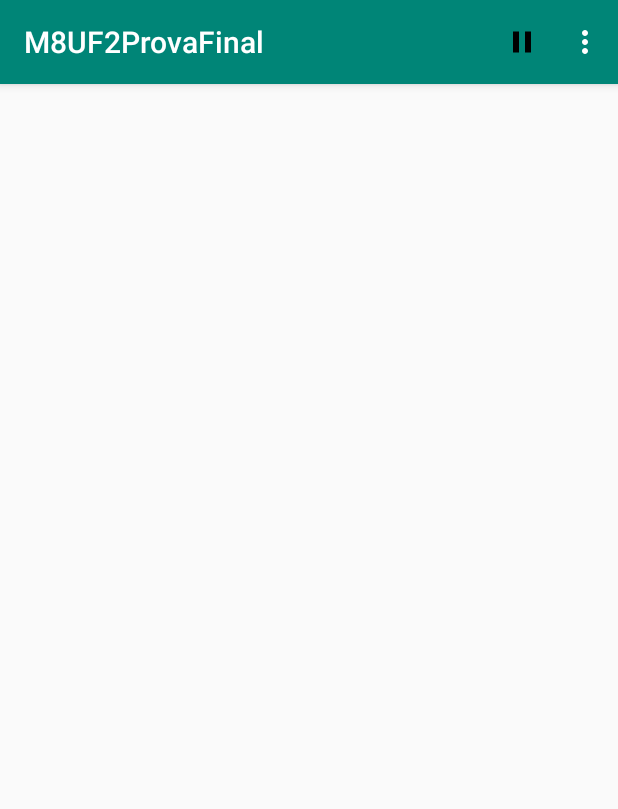
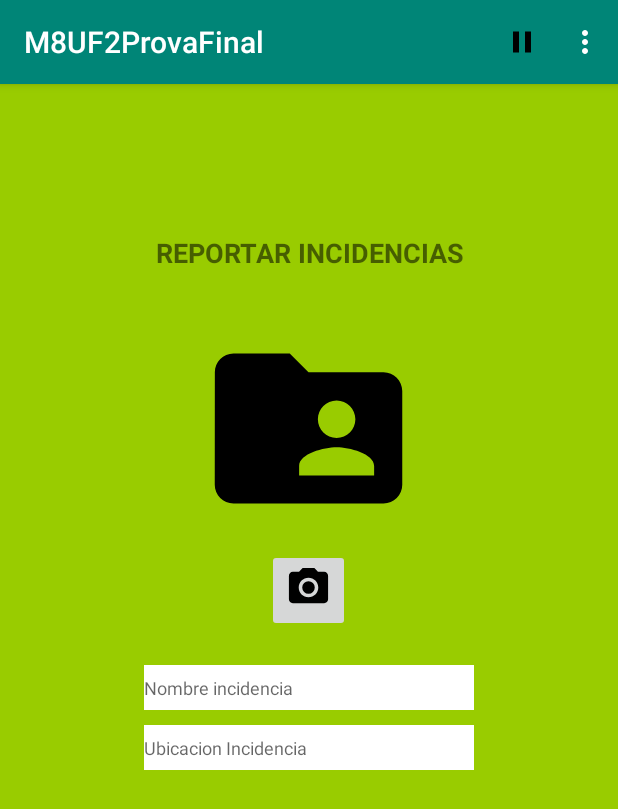
Before and after one commit to isaacmartinezimv/M8UF2ProvaFinal, an Android app: the screen it shows after launch (MainActivity), on a phone screen of 412 x 824 dp. Shown: the top 809 px of the screen. Run offline under Robolectric (Android 15) with nearby library versions, the phone set to English and light mode, and no system bars; our stand-ins replace Firebase (no records; nobody signed in at launch, a user with empty details on screens opened directly).

Commit message:
all working but the downloadImage

```diff
--- a/app/src/main/java/com/example/isaac/m8uf2provafinal/FragmentReportarIncidencia.java
+++ b/app/src/main/java/com/example/isaac/m8uf2provafinal/FragmentReportarIncidencia.java
@@ -1,12 +1,38 @@
 package com.example.isaac.m8uf2provafinal;
 
+import android.app.Activity;
+import android.app.ProgressDialog;
 import android.content.Context;
+import android.content.DialogInterface;
+import android.content.Intent;
+import android.content.pm.ActivityInfo;
+import android.graphics.Bitmap;
 import android.net.Uri;
+import android.os.Build;
 import android.os.Bundle;
+import android.provider.MediaStore;
+import android.support.annotation.NonNull;
 import android.support.v4.app.Fragment;
 import android.view.LayoutInflater;
 import android.view.View;
 import android.view.ViewGroup;
+import android.widget.Button;
+import android.widget.EditText;
+import android.widget.ImageButton;
+import android.widget.ImageView;
+import android.widget.Toast;
+
+import com.google.android.gms.tasks.OnFailureListener;
+import com.google.android.gms.tasks.OnSuccessListener;
+import com.google.firebase.database.DatabaseReference;
+import com.google.firebase.database.FirebaseDatabase;
+import com.google.firebase.storage.FirebaseStorage;
+import com.google.firebase.storage.OnProgressListener;
+import com.google.firebase.storage.StorageReference;
+import com.google.firebase.storage.UploadTask;
+
+import java.io.IOException;
+import java.util.UUID;
 
 
 /**
@@ -22,6 +48,27 @@ public class FragmentReportarIncidencia extends Fragment {
     // the fragment initialization parameters, e.g. ARG_ITEM_NUMBER
     private static final String ARG_PARAM1 = "param1";
     private static final String ARG_PARAM2 = "param2";
+
+    //declaracion de variables
+    ImageButton takePicture;
+    Button uploadPicture;
+    ImageView imageView;
+    EditText editText, editTextLocation;
+
+    private String [] permissions = {"android.permission.WRITE_EXTERNAL_STORAGE"};
+
+    //Declaramos las variables necesarias para Firebase
+    FirebaseStorage storage;
+    StorageReference storageReference;
+
+    //Firebase Database
+    FirebaseDatabase database;
+    DatabaseReference databaseReference;
+    String databasePath = "images";
+
+    private Uri filePath;
+    private final int PICK_IMAGE_REQUEST = 71;
+
 
     // TODO: Rename and change types of parameters
     private String mParam1;
@@ -58,13 +105,117 @@ public class FragmentReportarIncidencia extends Fragment {
             mParam1 = getArguments().getString(ARG_PARAM1);
             mParam2 = getArguments().getString(ARG_PARAM2);
         }
+
+        //Pedimos permisos necesarios
+        int requestCode = 200;
+        if (Build.VERSION.SDK_INT >= Build.VERSION_CODES.M) {
+            requestPermissions(permissions, requestCode);
+        }
     }
 
     @Override
     public View onCreateView(LayoutInflater inflater, ViewGroup container,
                              Bundle savedInstanceState) {
-        // Inflate the layout for this fragment
-        return inflater.inflate(R.layout.fragment_reportar_incidencia, container, false);
+        View view = inflater.inflate(R.layout.fragment_reportar_incidencia, container, false);
+        takePicture = view.findViewById(R.id.takePictureButton);
+        uploadPicture = view.findViewById(R.id.uploadImageButton);
+        imageView = view.findViewById(R.id.imageView);
+        editText = view.findViewById(R.id.userPictureName);
+        editTextLocation = view.findViewById(R.id.userPicturePlace);
+
+        //generamos una instancia de FirebaseStorage y la asociamos a la variable declarada anteriormente
+        storage = FirebaseStorage.getInstance();
+        storageReference = storage.getReference();
+
+        //Firebase database
+        database = FirebaseDatabase.getInstance();
+        databaseReference = database.getReference(databasePath);
+
+        takePicture.setOnClickListener(new View.OnClickListener() {
+            @Override
+            public void onClick(View v) {
+                chooseImage();
+            }
+        });
+
+        uploadPicture.setOnClickListener(new View.OnClickListener() {
+            @Override
+            public void onClick(View v) {
+                uploadImage(editText, editTextLocation);
+            }
+        });
+
+        uploadPicture.setAlpha(0);
+
+        return view;
+    }
+
+    private void chooseImage() {
+        Intent intent = new Intent();
+        intent.setType("image/*");
+        intent.setAction(Intent.ACTION_GET_CONTENT);
+        startActivityForResult(Intent.createChooser(intent, "Select Picture"), PICK_IMAGE_REQUEST);
+    }
+
+    private void uploadImage(EditText editText, EditText editTextLocation) {
+        if (filePath != null) {
+            final ProgressDialog progressDialog = new ProgressDialog(getActivity());
+            progressDialog.setTitle("Uploading...");
+            progressDialog.show();
+
+            StorageReference ref = storageReference.child("images/"+ UUID.randomUUID().toString());
+            final String fileName = editText.getText().toString();
+            final String locationName = editTextLocation.getText().toString();
+
+            ref.putFile(filePath).addOnSuccessListener(new OnSuccessListener<UploadTask.TaskSnapshot>() {
+
+                @Override
+                public void onSuccess(UploadTask.TaskSnapshot taskSnapshot) {
+
+                    ImageUploadInfo imageUploadInfo = new ImageUploadInfo(fileName, locationName, taskSnapshot.getMetadata().getReference().getDownloadUrl().toString(), false);
+
+                    String ImageUploadId = databaseReference.push().getKey();
+
+                    // Adding image upload id s child element into databaseReference.
+                    databaseReference.child(ImageUploadId).setValue(imageUploadInfo);
+
+                    progressDialog.dismiss();
+                    Toast.makeText(getActivity(), "Image Uploaded Succesfully", Toast.LENGTH_SHORT).show();
+                }
+            }).addOnFailureListener(new OnFailureListener() {
+                @Override
+                public void onFailure(@NonNull Exception e) {
+                    progressDialog.dismiss();
+                    Toast.makeText(getActivity(), "Upload Failed: "+e.getMessage(),Toast.LENGTH_SHORT).show();
+
+                }
+            }).addOnProgressListener(new OnProgressListener<UploadTask.TaskSnapshot>() {
+                @Override
+                public void onProgress(UploadTask.TaskSnapshot taskSnapshot) {
+                    double progress = (100.0*taskSnapshot.getBytesTransferred()/taskSnapshot.getTotalByteCount());
+                    progressDialog.setMessage("Uploaded "+(int)progress+"%");
+                }
+            });
+        }
+    }
+
+    @Override
+    public void onActivityResult(int requestCode, int resultCode, Intent data) {
+        super.onActivityResult(requestCode, resultCode, data);
+        if(requestCode == PICK_IMAGE_REQUEST && resultCode == Activity.RESULT_OK && data != null && data.getData() != null) {
+            filePath = data.getData();
+            try {
+                Bitmap bitmap = MediaStore.Images.Media.getBitmap(getActivity().getContentResolver(), filePath);
+                imageView.setImageBitmap(bitmap);
+
+                //boton upload visible
+                uploadPicture.animate().alpha(1.0f).setDuration(2000).start();
+
+                //asd
+            } catch (IOException e) {
+                e.printStackTrace();
+            }
+        }
     }
 
     // TODO: Rename method, update argument and hook method into UI event
--- a/app/src/main/java/com/example/isaac/m8uf2provafinal/MainActivity.java
+++ b/app/src/main/java/com/example/isaac/m8uf2provafinal/MainActivity.java
@@ -1,5 +1,11 @@
 package com.example.isaac.m8uf2provafinal;
 
+import android.content.pm.ActivityInfo;
+import android.media.AudioManager;
+import android.media.MediaPlayer;
+import android.net.Uri;
+import android.support.v4.app.FragmentTabHost;
+import android.support.v4.app.FragmentTransaction;
 import android.support.v7.app.AppCompatActivity;
 import android.os.Bundle;
 import android.support.v7.widget.Toolbar;
@@ -8,18 +14,56 @@ import android.view.MenuInflater;
 import android.view.MenuItem;
 import android.widget.Toast;
 
-public class MainActivity extends AppCompatActivity {
+import java.io.IOException;
+
+
+public class MainActivity extends AppCompatActivity  implements
+        FragmentReportarIncidencia.OnFragmentInteractionListener,
+        FragmentListaIncidencias.OnFragmentInteractionListener {
+
+    //Declaracion de usables
+    Toolbar toolbar; //Declaramos la toolBar
+    FragmentReportarIncidencia reportarIncidencia;
+    FragmentListaIncidencias listaIncidencias;
+    MediaPlayer audioPlayer;
+    boolean musicState = true;
 
     @Override
     protected void onCreate(Bundle savedInstanceState) {
-        Toolbar toolbar;
-
         super.onCreate(savedInstanceState);
         setContentView(R.layout.activity_main);
 
+        //Desabilitimamos la rotacion de la pantalla
+        setRequestedOrientation(ActivityInfo.SCREEN_ORIENTATION_PORTRAIT);
+
         toolbar = findViewById(R.id.toolbar);
         setSupportActionBar(toolbar);
+
+        //Asociamos las variables a un new fargment (inicializamos)
+        reportarIncidencia = new FragmentReportarIncidencia();
+        listaIncidencias = new FragmentListaIncidencias();
+
+        //Iniciamos la app con el fragment que elijamos
+        getSupportFragmentManager().beginTransaction().add(R.id.contenedorFragment, reportarIncidencia).commit();
+
+        audioPlayer = new MediaPlayer(); //Instanciamos un nuevo MediaPlayer
+        audioPlayer.setAudioStreamType(AudioManager.STREAM_MUSIC);
+        String audioURL = "https://firebasestorage.googleapis.com/v0/b/m8uf2examen-1c43a.appspot.com/o/music%2Fbensound-epic.mp3?alt=media&token=549dcc29-1337-4330-8f59-0c71d9ede059";
+
+        try {
+            audioPlayer.setDataSource(audioURL);
+            audioPlayer.prepare();
+            audioPlayer.start();
+        } catch (IOException e) {
+            e.printStackTrace();
+        }
+
     }
+
+    @Override
+    public void onFragmentInteraction(Uri uri) {
+    }
+
     @Override
     public boolean onCreateOptionsMenu(Menu menu) {
         MenuInflater inflater = getMenuInflater();
@@ -29,18 +73,51 @@ public class MainActivity extends AppCompatActivity {
 
     @Override
     public boolean onOptionsItemSelected(MenuItem item) {
-        switch (item.getItemId()) {
+
+        //Declaramos una variable de tipo fargment para substituir la pantalla en funcion del boton
+        FragmentTransaction transaction = getSupportFragmentManager().beginTransaction();
+
+        switch (item.getItemId()){
             case R.id.musicItem:
-                Toast.makeText(this, "MusicaPlay", Toast.LENGTH_SHORT).show();
+                if (audioPlayer.isPlaying()) {
+                    Toast.makeText(this, "Music Paused", Toast.LENGTH_SHORT).show();
+                    audioPlayer.pause();
+                    musicState = false;
+                    toolbar.getMenu().getItem(0).setIcon(getResources().getDrawable(R.drawable.ic_play_arrow_black_24dp));
+                } else {
+                    Toast.makeText(this, "Music Playing", Toast.LENGTH_SHORT).show();
+                    audioPlayer.start();
+                    musicState = true;
+                    toolbar.getMenu().getItem(0).setIcon(getResources().getDrawable(R.drawable.ic_pause_black_24dp));
+                }
                 break;
             case R.id.item1:
-                Toast.makeText(this, "item1", Toast.LENGTH_SHORT).show();
+                transaction.replace(R.id.contenedorFragment, reportarIncidencia);
                 break;
             case R.id.item2:
-                Toast.makeText(this, "item2", Toast.LENGTH_SHORT).show();
+                transaction.replace(R.id.contenedorFragment, listaIncidencias);
                 break;
         }
-            return super.onOptionsItemSelected(item);
+        //Hacemos el commit independientemente del fragment pulsado
+        transaction.commit();
+        return super.onOptionsItemSelected(item);
     }
 
+    @Override
+    protected void onPause() {
+        super.onPause();
+        audioPlayer.pause();
+    }
+
+    @Override
+    protected void onPostResume() {
+        super.onPostResume();
+        audioPlayer.start();
+    }
+
+    @Override
+    protected void onStop() {
+        super.onStop();
+        audioPlayer.pause();
+    }
 }
--- /dev/null
+++ b/app/src/main/res/drawable/ic_camera_alt_black_24dp.xml
@@ -0,0 +1,12 @@
+<vector xmlns:android="http://schemas.android.com/apk/res/android"
+        android:width="24dp"
+        android:height="24dp"
+        android:viewportWidth="24.0"
+        android:viewportHeight="24.0">
+    <path
+        android:fillColor="#FF000000"
+        android:pathData="M12,12m-3.2,0a3.2,3.2 0,1 1,6.4 0a3.2,3.2 0,1 1,-6.4 0"/>
+    <path
+        android:fillColor="#FF000000"
+        android:pathData="M9,2L7.17,4L4,4c-1.1,0 -2,0.9 -2,2v12c0,1.1 0.9,2 2,2h16c1.1,0 2,-0.9 2,-2L22,6c0,-1.1 -0.9,-2 -2,-2h-3.17L15,2L9,2zM12,17c-2.76,0 -5,-2.24 -5,-5s2.24,-5 5,-5 5,2.24 5,5 -2.24,5 -5,5z"/>
+</vector>
--- /dev/null
+++ b/app/src/main/res/drawable/ic_folder_shared_black_24dp.xml
@@ -0,0 +1,9 @@
+<vector xmlns:android="http://schemas.android.com/apk/res/android"
+        android:width="24dp"
+        android:height="24dp"
+        android:viewportWidth="24.0"
+        android:viewportHeight="24.0">
+    <path
+        android:fillColor="#FF000000"
+        android:pathData="M20,6h-8l-2,-2L4,4c-1.1,0 -1.99,0.9 -1.99,2L2,18c0,1.1 0.9,2 2,2h16c1.1,0 2,-0.9 2,-2L22,8c0,-1.1 -0.9,-2 -2,-2zM15,9c1.1,0 2,0.9 2,2s-0.9,2 -2,2 -2,-0.9 -2,-2 0.9,-2 2,-2zM19,17h-8v-1c0,-1.33 2.67,-2 4,-2s4,0.67 4,2v1z"/>
+</vector>
--- /dev/null
+++ b/app/src/main/res/drawable/ic_play_arrow_black_24dp.xml
@@ -0,0 +1,9 @@
+<vector xmlns:android="http://schemas.android.com/apk/res/android"
+        android:width="24dp"
+        android:height="24dp"
+        android:viewportWidth="24.0"
+        android:viewportHeight="24.0">
+    <path
+        android:fillColor="#FF000000"
+        android:pathData="M8,5v14l11,-7z"/>
+</vector>
--- a/app/src/main/res/layout/activity_main.xml
+++ b/app/src/main/res/layout/activity_main.xml
@@ -11,9 +11,9 @@
         android:id="@+id/toolbar"/>
 
     <FrameLayout
+        android:id="@+id/contenedorFragment"
         android:layout_width="match_parent"
-        android:layout_height="match_parent">
-    </FrameLayout>
+        android:layout_height="match_parent" />
 
 
 </LinearLayout>
--- a/app/src/main/res/layout/fragment_reportar_incidencia.xml
+++ b/app/src/main/res/layout/fragment_reportar_incidencia.xml
@@ -3,12 +3,84 @@
     xmlns:tools="http://schemas.android.com/tools"
     android:layout_width="match_parent"
     android:layout_height="match_parent"
-    tools:context=".FragmentReportarIncidencia">
+    tools:context=".FragmentReportarIncidencia"
+    android:background="@android:color/holo_green_light">
 
-    <!-- TODO: Update blank fragment layout -->
-    <TextView
+    <LinearLayout
         android:layout_width="match_parent"
         android:layout_height="match_parent"
-        android:text="@string/hello_blank_fragment" />
+        android:orientation="vertical">
 
+        <Space
+            android:layout_width="match_parent"
+            android:layout_height="100dp" />
+
+        <TextView
+            android:layout_width="match_parent"
+            android:layout_height="wrap_content"
+            android:text="REPORTAR INCIDENCIAS"
+            android:textStyle="bold"
+            android:textAlignment="center"
+            android:textSize="18dp"/>
+
+        <Space
+            android:layout_width="match_parent"
+            android:layout_height="30dp" />
+
+        <ImageView
+            android:id="@+id/imageView"
+            android:layout_width="150dp"
+            android:layout_height="150dp"
+            android:src="@drawable/ic_folder_shared_black_24dp"
+            android:layout_gravity="center"
+            />
+
+        <Space
+            android:layout_width="match_parent"
+            android:layout_height="5dp" />
+
+        <ImageButton
+            android:id="@+id/takePictureButton"
+            android:layout_width="25pt"
+            android:layout_height="25pt"
+            android:layout_gravity="center"
+            android:scaleType="fitStart"
+            android:src="@drawable/ic_camera_alt_black_24dp"
+            />
+
+        <Space
+            android:layout_width="match_parent"
+            android:layout_height="10pt"
+            />
+
+        <EditText
+            android:id="@+id/userPictureName"
+            android:layout_width="220dp"
+            android:layout_height="30dp"
+            android:layout_gravity="center"
+            android:textSize="12dp"
+            android:background="@android:color/white"
+            android:hint="Nombre incidencia" />
+
+        <EditText
+            android:id="@+id/userPicturePlace"
+            android:layout_width="220dp"
+            android:layout_height="30dp"
+            android:layout_gravity="center"
+            android:background="@android:color/white"
+            android:layout_marginTop="10dp"
+            android:hint="Ubicacion Incidencia"
+            android:textSize="12dp"/>
+        <Space
+            android:layout_width="match_parent"
+            android:layout_height="10dp" />
+        <Button
+            android:id="@+id/uploadImageButton"
+            android:layout_width="180dp"
+            android:layout_height="wrap_content"
+            android:layout_gravity="center"
+            android:text="UPLOAD IMAGE"
+            />
+
+    </LinearLayout>
 </FrameLayout>
--- a/build.gradle
+++ b/build.gradle
@@ -8,6 +8,7 @@ buildscript {
     }
     dependencies {
         classpath 'com.android.tools.build:gradle:3.2.0'
+        classpath 'com.google.gms:google-services:4.0.1'
 
 
         // NOTE: Do not place your application dependencies here; they belong
```
Also changed, not shown: app/build.gradle (+8 -0 lines), app/src/main/java/com/example/isaac/m8uf2provafinal/FragmentListaIncidencias.java (+63 -1 lines), app/src/main/java/com/example/isaac/m8uf2provafinal/ImageUploadInfo.java (added, +50 -0 lines), app/src/main/java/com/example/isaac/m8uf2provafinal/recyclerAdapter.java (added, +124 -0 lines), app/src/main/res/drawable/ic_close_black_24dp.xml (added, +9 -0 lines), app/src/main/res/layout/fragment_lista_incidencias.xml (+17 -6 lines), app/src/main/res/layout/item_list.xml (added, +64 -0 lines), 1 other file.
